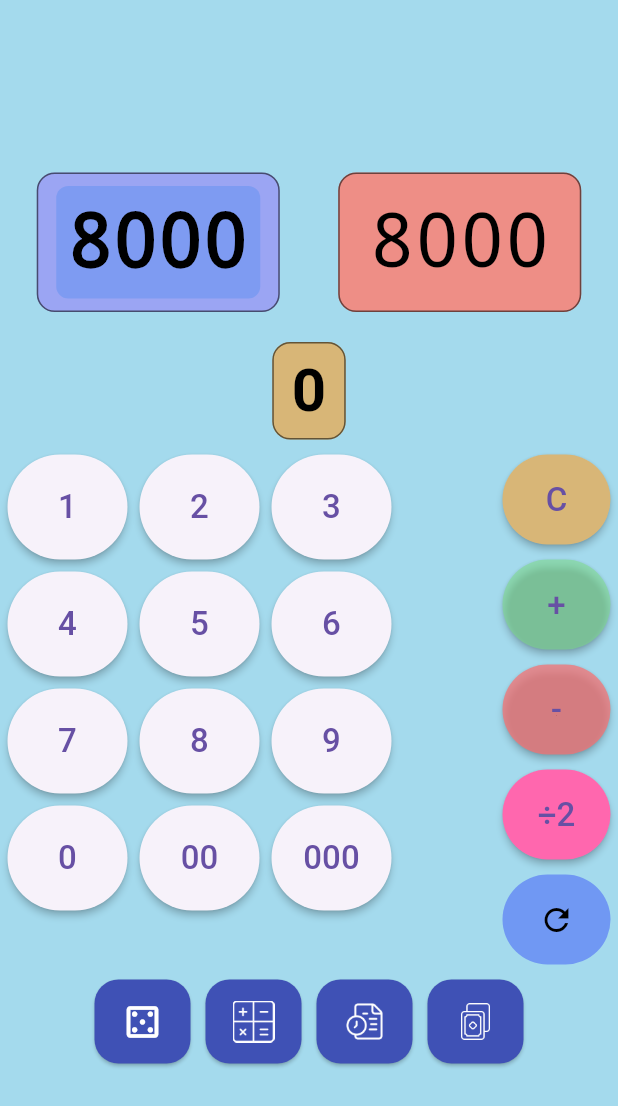
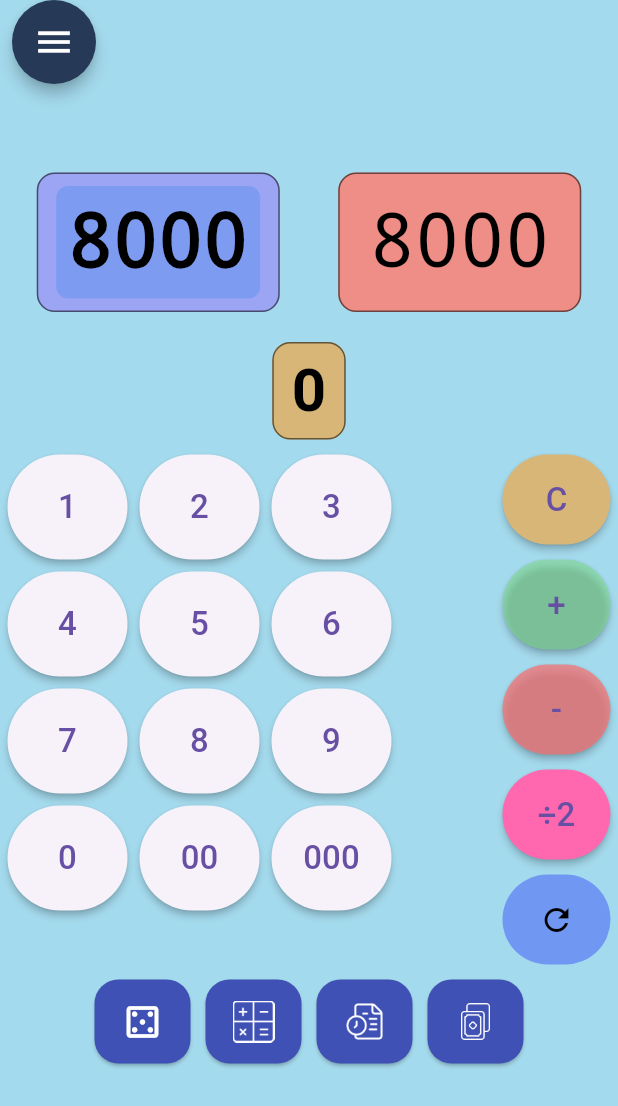
Before and after one commit to fernandofcs123/app_duelo, a Flutter app: the DueloPage screen opened by its route, on a phone screen of 412 x 824 dp. Shown: the top 1106 px of the screen. Run offline on Flutter 3.47's test engine with Material 3 defaults, Android fonts, the phone set to English and light mode, and no system bars; our stand-ins replace camera, image_picker, lucide_icons, wakelock_plus; missing offline and left inert: google_mlkit_text_recognition; project files that could hold a hidden picture were left out.

Commit message:
Adicionado barra de navegação, icone do app e início de novas telas

```diff
--- /dev/null
+++ b/lib/modules/duelo/widgets/menu_lateral_widget.dart
@@ -0,0 +1,162 @@
+import 'package:flutter/material.dart';
+
+class MenuLateralWidget extends StatelessWidget {
+  final bool aberto;
+  final VoidCallback onAlternar;
+  final VoidCallback onFechar;
+  final VoidCallback onListaCartas;
+  final VoidCallback onMeusDecks;
+  final VoidCallback onMinhasCartas;
+
+  const MenuLateralWidget({
+    super.key,
+    required this.aberto,
+    required this.onAlternar,
+    required this.onFechar,
+    required this.onListaCartas,
+    required this.onMeusDecks,
+    required this.onMinhasCartas,
+  });
+
+  @override
+  Widget build(BuildContext context) {
+    return Stack(
+      children: [
+        if (aberto)
+          Positioned.fill(
+            child: GestureDetector(
+              behavior: HitTestBehavior.translucent,
+              onTap: onFechar,
+              child: const SizedBox.expand(),
+          ),
+        ),
+
+      SafeArea(
+      child: Align(
+        alignment: Alignment.topLeft,
+        child: Padding(
+          padding: const EdgeInsets.only(left: 8),
+          child: AnimatedSize(
+            duration: const Duration(milliseconds: 250),
+            curve: Curves.easeInOut,
+            child: Column(
+              mainAxisSize: MainAxisSize.min,
+              crossAxisAlignment: CrossAxisAlignment.start,
+              children: [
+                if (aberto) ...[
+                  _itemMenu(
+                    icone: Icons.style_outlined,
+                    titulo: 'Todas as cartas',
+                    onTap: onListaCartas,
+                  ),
+                  const SizedBox(height: 12),
+                  _itemMenu(
+                    icone: Icons.collections_bookmark_outlined,
+                    titulo: 'Minhas cartas',
+                    onTap: onMinhasCartas,
+                  ),
+                  const SizedBox(height: 12),
+                  _itemMenu(
+                    icone: Icons.layers_outlined,
+                    titulo: 'Meus decks',
+                    onTap: onMeusDecks,
+                  ),
+                  const SizedBox(height: 12),
+                ],
+                _botaoMenu(),
+              ],
+            ),
+          ),
+        ),
+      ),
+    )
+      ],
+    );
+  }
+
+  Widget _botaoMenu() {
+    return Material(
+      color: const Color(0xFF263957),
+      shape: const CircleBorder(),
+      elevation: 4,
+      child: InkWell(
+        onTap: aberto ? onFechar : onAlternar,
+        customBorder: const CircleBorder(),
+        child: SizedBox(
+          width: 56,
+          height: 56,
+          child: Icon(
+            aberto ? Icons.close : Icons.menu,
+            color: Colors.white,
+            size: 28,
+          ),
+        ),
+      ),
+    );
+  }
+
+  Widget _itemMenu({
+    required IconData icone,
+    required String titulo,
+    required VoidCallback onTap,
+  }) {
+    return Material(
+      color: Colors.transparent,
+      child: InkWell(
+        onTap: onTap,
+        borderRadius: BorderRadius.circular(28),
+        child: Row(
+          mainAxisSize: MainAxisSize.min,
+          children: [
+            Material(
+              color: const Color(0xFF263957),
+              shape: const CircleBorder(),
+              elevation: 3,
+              child: SizedBox(
+                width: 56,
+                height: 56,
+                child: Icon(
+                  icone,
+                  color: Colors.white,
+                  size: 28,
+                ),
+              ),
+            ),
+            const SizedBox(width: 10),
+            Container(
+              padding: const EdgeInsets.symmetric(
+                horizontal: 16,
+                vertical: 11,
+              ),
+              decoration: BoxDecoration(
+                color: Colors.white.withValues(alpha: 0.90),
+                borderRadius: BorderRadius.circular(24),
+                boxShadow: [
+                  BoxShadow(
+                    color: Colors.black.withValues(alpha: 0.10),
+                    blurRadius: 4,
+                    offset: const Offset(0, 2),
+                  ),
+                ],
+              ),
+              child: Text(
+                titulo,
+                style: const TextStyle(
+                  color: Color(0xFF263957),
+                  fontSize: 16,
+                  fontWeight: FontWeight.w600,
+                  shadows: [
+                    Shadow(
+                      color: Colors.white54,
+                      blurRadius: 4,
+                    ),
+                  ],
+                ),
+              ),
+            ),
+          ],
+        ),
+      ),
+    );
+  }
+}
```
Also changed, not shown: lib/modules/duelo/duelo_page.dart (+222 -92 lines), lib/modules/duelo/telas/tela_placeholder.dart (added, +60 -0 lines), pubspec.yaml (+9 -0 lines), assets/app_icon2.png (added), assets/icons/app_icon.png (added), pubspec.lock, 28 other files.
